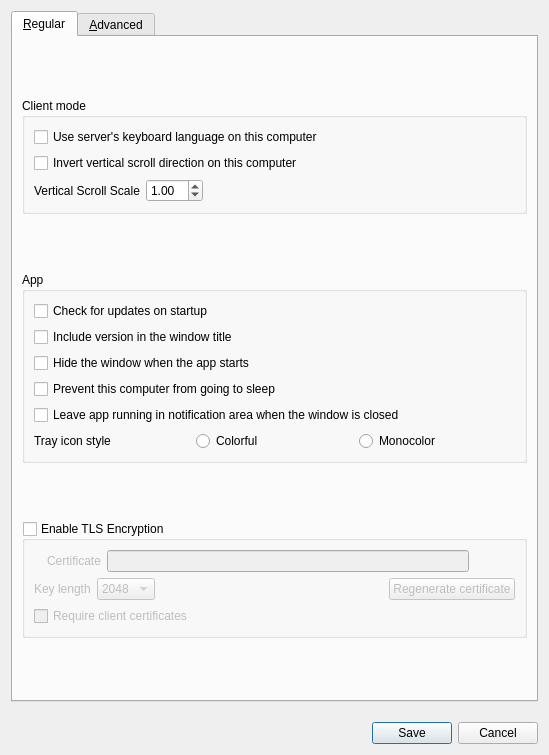
Old version of the form src/lib/gui/dialogs/SettingsDialog.ui in the repository deskflow/deskflow.
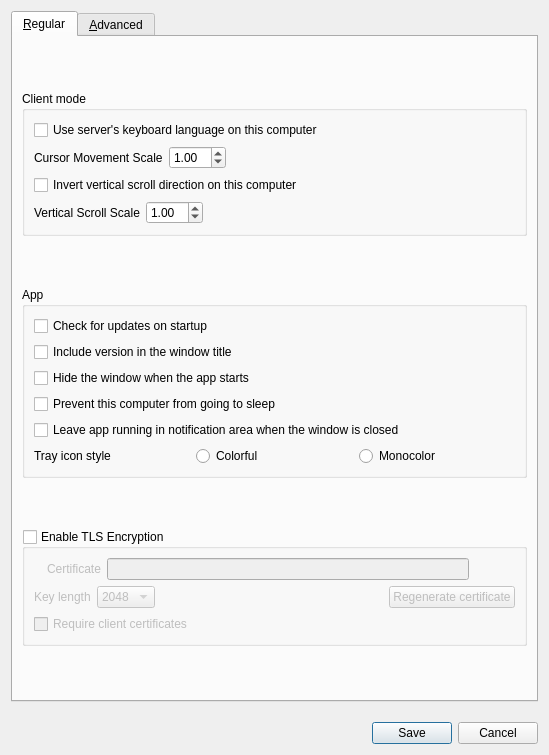
New version of the form. Icons and pictures are not drawn.

Commit message: feat: Pre client mouse cursor movement scaling fixes: #8207

What changed in the file:
```diff
--- a/src/lib/gui/dialogs/SettingsDialog.ui
+++ b/src/lib/gui/dialogs/SettingsDialog.ui
@@ -52,6 +52,67 @@
             </property>
            </widget>
           </item>
+          <item>
+           <layout class="QHBoxLayout" name="horizontalLayout_4">
+            <item>
+             <widget class="QLabel" name="lblCursorMoveScale">
+              <property name="sizePolicy">
+               <sizepolicy hsizetype="Maximum" vsizetype="Preferred">
+                <horstretch>0</horstretch>
+                <verstretch>0</verstretch>
+               </sizepolicy>
+              </property>
+              <property name="text">
+               <string>Cursor Movement Scale</string>
+              </property>
+             </widget>
+            </item>
+            <item>
+             <widget class="QDoubleSpinBox" name="sbCursorMoveScale">
+              <property name="sizePolicy">
+               <sizepolicy hsizetype="Maximum" vsizetype="Fixed">
+                <horstretch>0</horstretch>
+                <verstretch>0</verstretch>
+               </sizepolicy>
+              </property>
+              <property name="wrapping">
+               <bool>true</bool>
+              </property>
+              <property name="accelerated">
+               <bool>true</bool>
+              </property>
+              <property name="correctionMode">
+               <enum>QAbstractSpinBox::CorrectionMode::CorrectToNearestValue</enum>
+              </property>
+              <property name="minimum">
+               <double>0.100000000000000</double>
+              </property>
+              <property name="maximum">
+               <double>10.000000000000000</double>
+              </property>
+              <property name="singleStep">
+               <double>0.500000000000000</double>
+              </property>
+              <property name="value">
+               <double>1.000000000000000</double>
+              </property>
+             </widget>
+            </item>
+            <item>
+             <spacer name="horizontalSpacer_6">
+              <property name="orientation">
+               <enum>Qt::Orientation::Horizontal</enum>
+              </property>
+              <property name="sizeHint" stdset="0">
+               <size>
+                <width>40</width>
+                <height>20</height>
+               </size>
+              </property>
+             </spacer>
+            </item>
+           </layout>
+          </item>
           <item>
            <widget class="QCheckBox" name="cbScrollDirection">
             <property name="text">
```
The commit also changes 17 other files.
